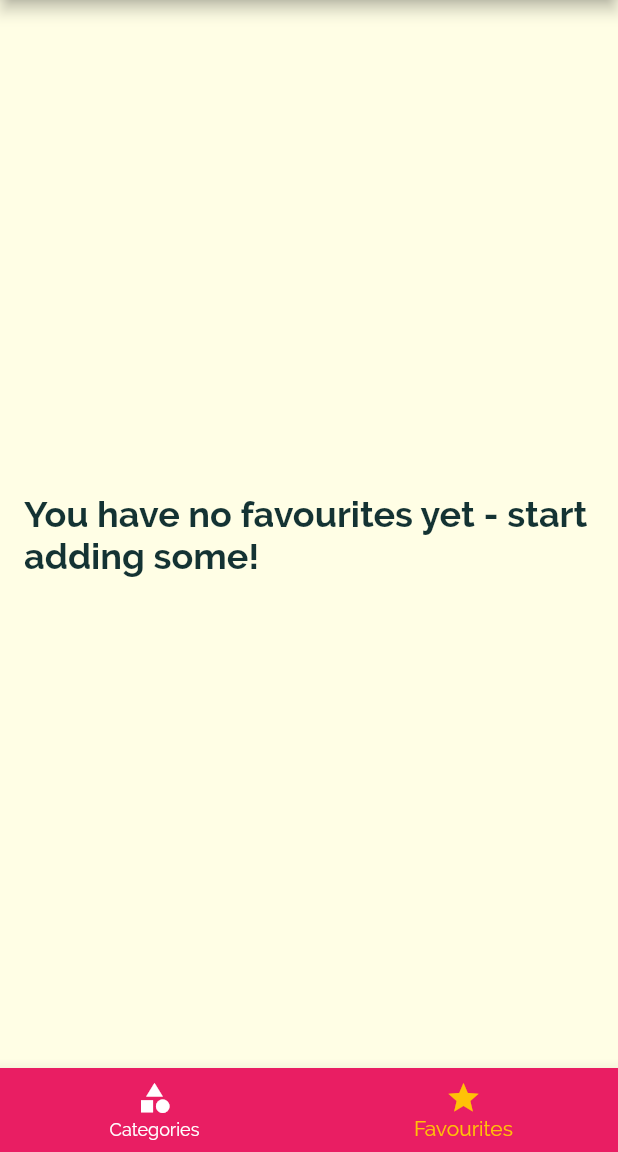
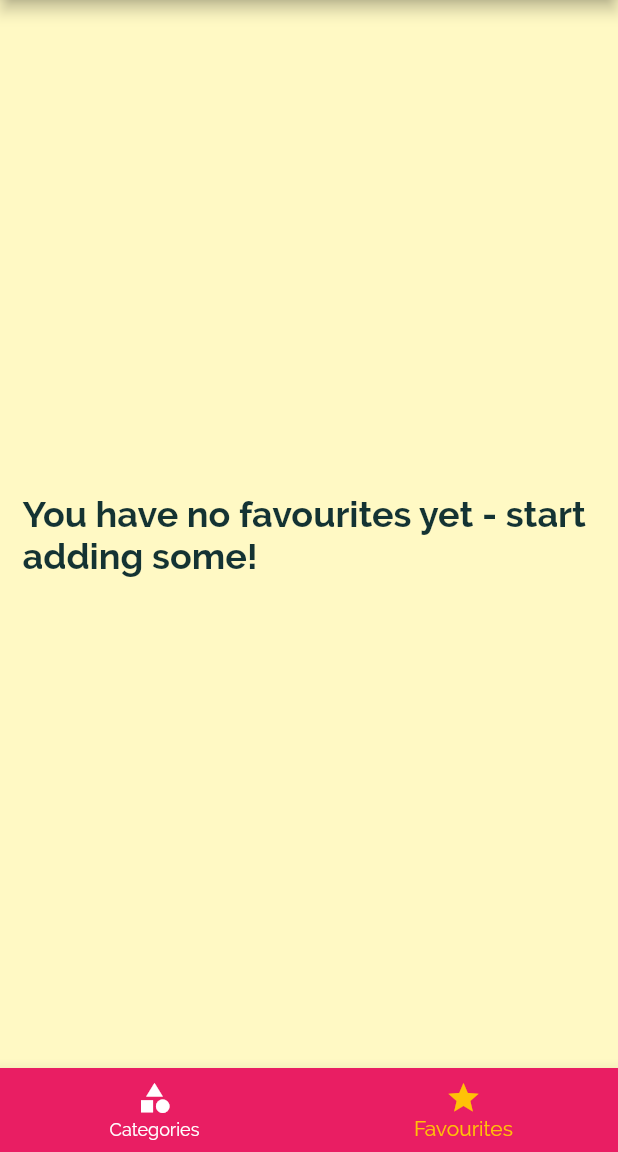
Before and after one commit to simran1901/DeliMeals, a Flutter app: the screen it shows after launch, item 2 of the bottom bar chosen, on a phone screen of 412 x 824 dp, the part 84-1236 px from its top. Run offline on Flutter 3.47's test engine with Material 2 defaults, Android fonts, the phone set to English and light mode, and no system bars.

Commit message:
finishing up

```diff
--- a/lib/main.dart
+++ b/lib/main.dart
@@ -1,7 +1,9 @@
+import 'dart:io';
 import 'package:flutter/material.dart';
+import 'package:flutter/services.dart';
 
 import './screens/category_meals_screen.dart';
-import './screens/categories_screen.dart';
+//import './screens/categories_screen.dart';
 import './screens/meal_detail_screen.dart';
 import 'screens/tabs_screen.dart';
 import './screens/filters_screen.dart';
--- a/lib/screens/favourites_screen.dart
+++ b/lib/screens/favourites_screen.dart
@@ -10,15 +10,19 @@ class FavouritesScreen extends StatelessWidget {
   @override
   Widget build(BuildContext context) {
     if (favouriteMeals.isEmpty) {
-      return Center(
-        child: Container(
-          width: 380,
-          child: Text(
-            'You have no favourites yet - start adding some!',
-            style: TextStyle(
-              fontSize: 24,
-              fontWeight: FontWeight.bold,
-            ),
+      return Container(
+        color: Colors.yellow[100],
+        padding: EdgeInsets.symmetric(
+          horizontal: 15,
+          vertical: 30,
+        ),
+        width: double.infinity,
+        alignment: Alignment.center,
+        child: Text(
+          'You have no favourites yet - start adding some!',
+          style: TextStyle(
+            fontSize: 24,
+            fontWeight: FontWeight.bold,
           ),
         ),
       );
--- a/lib/screens/filters_screen.dart
+++ b/lib/screens/filters_screen.dart
@@ -59,7 +59,7 @@ class _FiltersScreenState extends State<FiltersScreen> {
                 'vegan': _vegan,
                 'vegetarian': _vegetarian,
               };
-              widget.saveFilters();
+              widget.saveFilters(selectedFilters);
             },
           )
         ],
```
Also changed, not shown: lib/screens/category_meals_screen.dart (+5 -3 lines), lib/widgets/meal_item.dart (+9 -3 lines), 1 other file.
